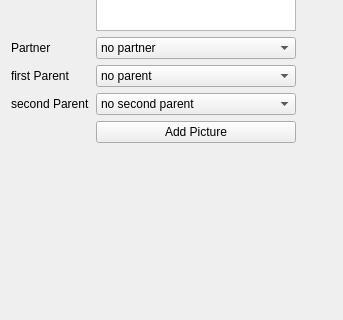
First picture: the form in FamilyTree/src/gui/editpanel.ui, repository moumitahmad/Stammbaum, before the edit; both pictures show x 0 to 343 and y 306 to 626 of the 343 by 800 pixel window.
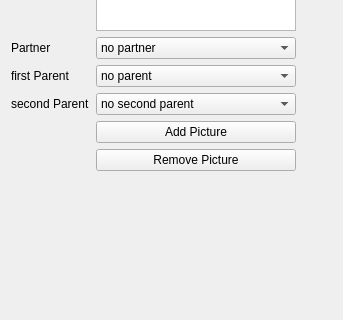
Second picture: the form after the edit.

Commit message: remove image and message dialogs added

Patch:
```diff
--- a/FamilyTree/src/gui/editpanel.ui
+++ b/FamilyTree/src/gui/editpanel.ui
@@ -318,6 +318,13 @@
        </property>
       </spacer>
      </item>
+     <item row="12" column="2">
+      <widget class="QPushButton" name="ButtonRemovePicture">
+       <property name="text">
+        <string>Remove Picture</string>
+       </property>
+      </widget>
+     </item>
     </layout>
    </item>
    <item row="0" column="0">
```
The commit also changes 2 other files.
